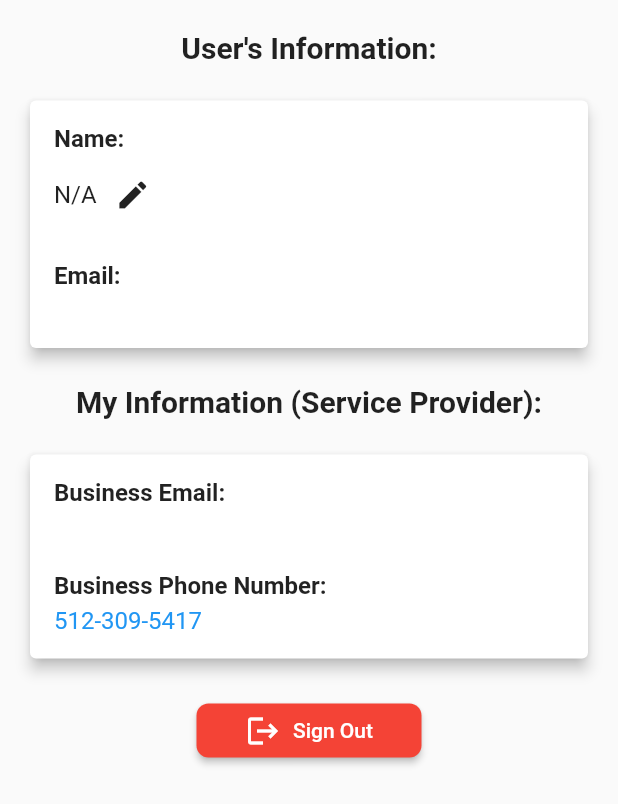
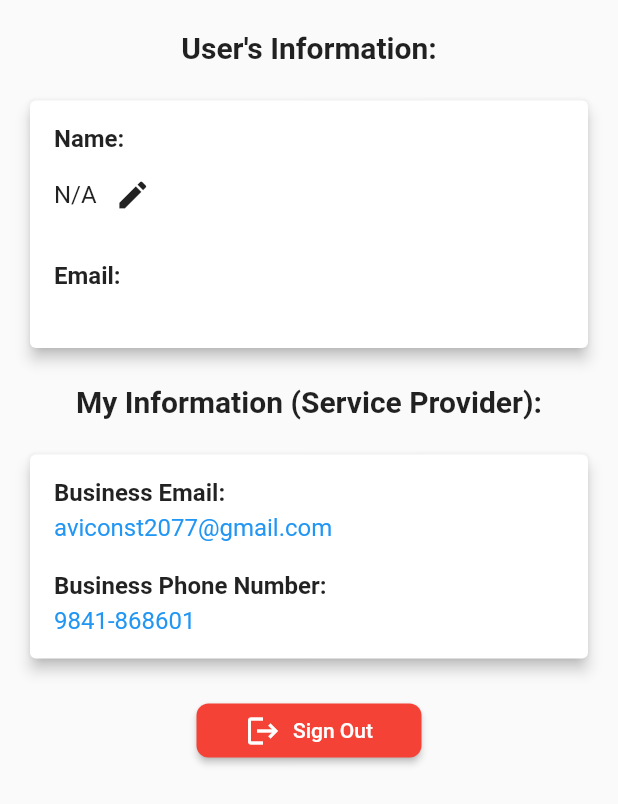
Before and after one commit to AayushBaniya2006/Helpmandu, a Flutter app: the AccountPage screen opened directly, on a phone screen of 412 x 824 dp. Shown: the top 804 px of the screen. Run offline on Flutter 3.47's test engine with Material 2 defaults, Android fonts, the phone set to English and light mode, and no system bars; our stand-ins replace firebase_auth, firebase_core, google_sign_in; missing offline and left inert: flutter_phone_direct_caller; accounts and stored records are empty; network calls fail.

Commit message:
Messaging Software Fix

```diff
--- a/lib/Components/build_grid.dart
+++ b/lib/Components/build_grid.dart
@@ -1,6 +1,5 @@
 import 'package:flutter/material.dart';
 import 'ServiceDesc.dart';
-import 'booking.dart';
 
 class buildGrid extends StatelessWidget {
   final String name1;
--- a/lib/Pages/Do Not Change/LoginOrRegister.dart
+++ b/lib/Pages/Do Not Change/LoginOrRegister.dart
@@ -13,8 +13,6 @@ class LoginOrRegister extends StatefulWidget {
 
 class _LoginOrRegisterState extends State<LoginOrRegister> {
   bool showLoginPage = true;
-  @override
-
   void togglePages(){
     setState(() {
       showLoginPage = !showLoginPage;
--- a/lib/Pages/Main.dart
+++ b/lib/Pages/Main.dart
@@ -1,8 +1,6 @@
 import 'package:flutter/material.dart';
 import 'package:firebase_auth/firebase_auth.dart';
-import '../Components/ServiceDesc.dart';
 import '../Components/build_grid.dart';
-import 'ServicesPage.dart';
 
 class Main extends StatelessWidget {
   const Main({Key? key});
--- a/lib/Pages/accountPage.dart
+++ b/lib/Pages/accountPage.dart
@@ -157,40 +157,40 @@ class _AccountPageState extends State<AccountPage> {
                   padding: const EdgeInsets.all(16.0),
                   child: Column(
                     crossAxisAlignment: CrossAxisAlignment.start,
-                    children: [
-                      const Text(
+                    children: const [
+                      Text(
                         'Business Email:',
                         style: TextStyle(
                           fontSize: 16,
                           fontWeight: FontWeight.bold,
                         ),
                       ),
-                      const SizedBox(height: 4),
+                      SizedBox(height: 4),
                       Row(
                         children: [
                           Text(
-                            user?.email ?? 'N/A',
-                            style: const TextStyle(
+                            "aviconst2077@gmail.com",
+                            style: TextStyle(
                               fontSize: 16,
                               color: Colors.blue,
                             ),
                           ),
                         ],
                       ),
-                      const SizedBox(height: 20),
-                      const Text(
+                      SizedBox(height: 20),
+                      Text(
                         'Business Phone Number:',
                         style: TextStyle(
                           fontSize: 16,
                           fontWeight: FontWeight.bold,
                         ),
                       ),
-                      const SizedBox(height: 4),
+                      SizedBox(height: 4),
                       // ignore: prefer_const_constructors
                       Row(
-                        children: const [
+                        children: [
                           Text(
-                            '512-309-5417',
+                            '9841-868601',
                             style: TextStyle(
                               fontSize: 16,
                               color: Colors.blue,
--- a/pubspec.yaml
+++ b/pubspec.yaml
@@ -39,7 +39,8 @@ dependencies:
   firebase_auth: ^4.7.0
   firebase_core_dart: ^1.0.1
   google_sign_in: ^6.1.4
-  flutter_sms: ^2.3.3
+  flutter_phone_direct_caller: ^2.1.1
+  url_launcher: ^6.1.12
 
 
 dev_dependencies:
```
Also changed, not shown: lib/Components/ServiceDesc.dart (+18 -8 lines), lib/Components/booking.dart (+23 -22 lines), pubspec.lock, 1 other file.
